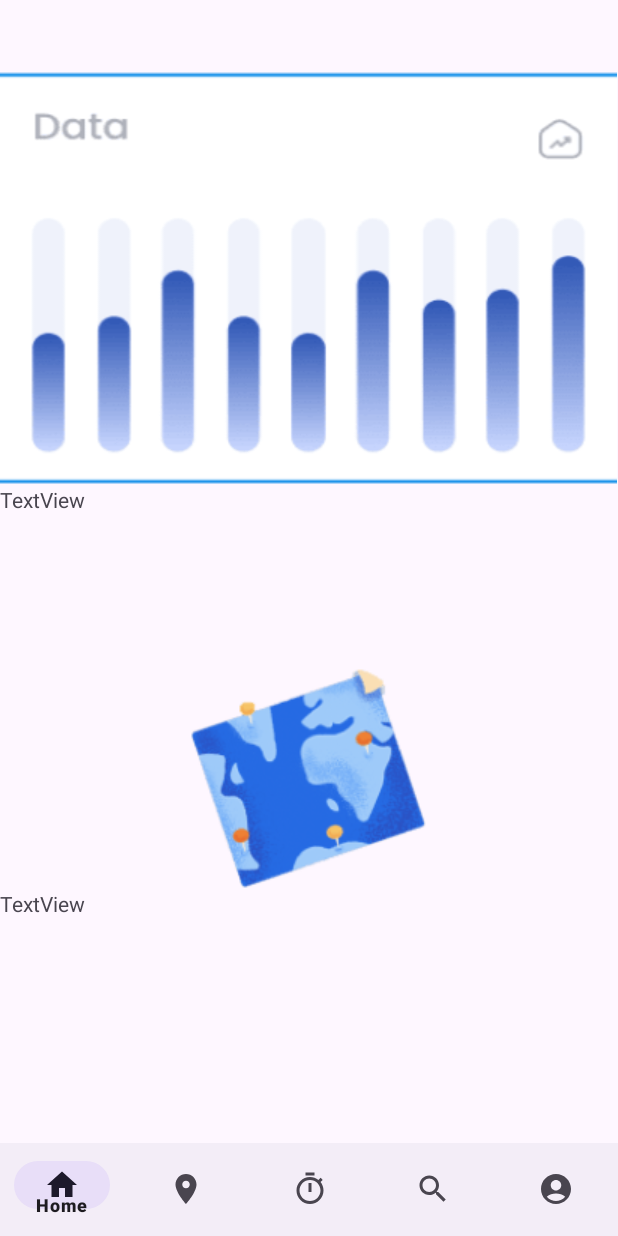
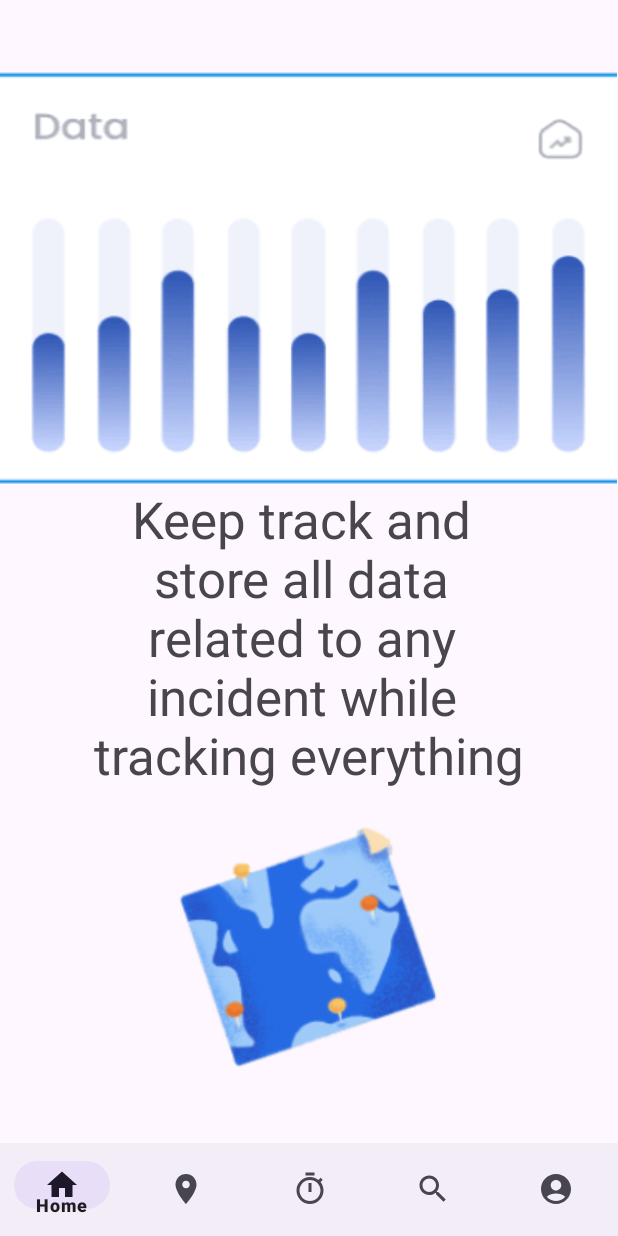
Before and after one commit to jeo33/ELEC390-COEN390, an Android app: the HomePage screen opened directly, with no data from a screen before it, on a phone screen of 412 x 824 dp. Run offline under Robolectric (Android 15) with nearby library versions, the phone set to English and light mode, and no system bars; our stand-ins replace Firebase (no records; nobody signed in at launch, a user with empty details on screens opened directly).

Commit message:
changed the home page

```diff
--- a/app/src/main/res/layout/fragment_home_page.xml
+++ b/app/src/main/res/layout/fragment_home_page.xml
@@ -16,19 +16,15 @@
     <TextView
         android:id="@+id/textView"
         android:layout_width="match_parent"
-        android:layout_height="122dp"
-        android:text="TextView" />
+        android:layout_height="227dp"
+        android:text="Keep track and \nstore all data \nrelated to any \nincident while \ntracking everything"
+        android:textAlignment="center"
+        android:textSize="34sp" />
 
     <ImageView
         android:id="@+id/imageView3"
         android:layout_width="match_parent"
-        android:layout_height="wrap_content"
+        android:layout_height="161dp"
         app:srcCompat="@drawable/map_picture_390" />
 
-    <TextView
-        android:id="@+id/textView2"
-        android:layout_width="match_parent"
-        android:layout_height="wrap_content"
-        android:text="TextView" />
-
 </LinearLayout>
```
